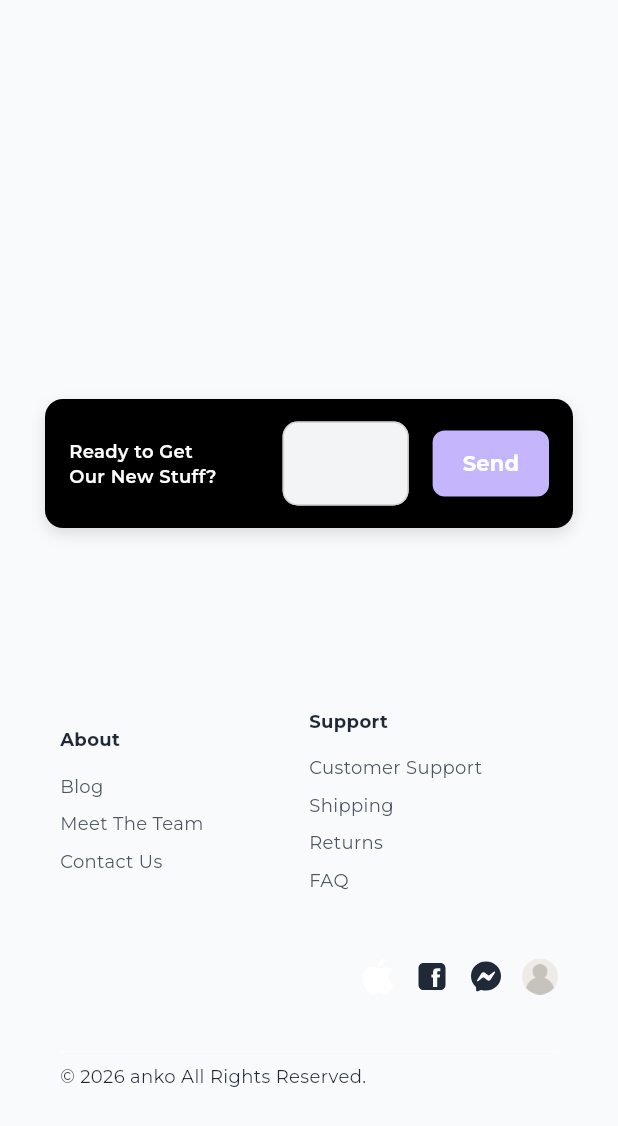
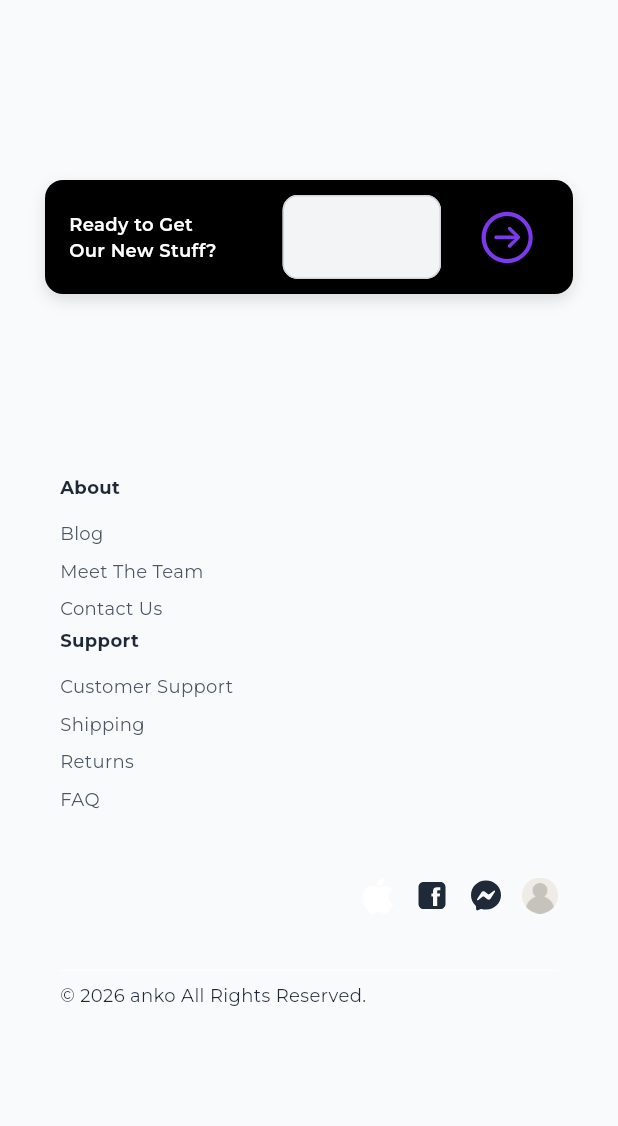
Before and after one commit to wolverine221/krypton_io_ui, a Flutter app: the PageSeven widget shown alone on an empty page, opened directly, on a phone screen of 412 x 824 dp. Shown: the top 1126 px of the screen. Run offline on Flutter 3.47's test engine with Material 3 defaults, Android fonts, the phone set to English and light mode, and no system bars; our stand-ins replace equatable, flutter_bloc, flutter_svg, get, google_fonts, shared_preferences; accounts and stored records are empty.

Commit message:
push all

```diff
--- a/lib/presentation/screens/PageSeven/PageSeven.dart
+++ b/lib/presentation/screens/PageSeven/PageSeven.dart
@@ -1,10 +1,10 @@
+import 'package:flutter/cupertino.dart';
 import 'package:flutter/material.dart';
 import 'package:flutter_svg/flutter_svg.dart';
 import 'package:untitled/core/app_icons/app_icons.dart';
 import 'package:untitled/core/app_theme/app_colors/appcolors.dart';
 import 'package:untitled/core/app_textstyle/appTextStyle.dart';
 import 'package:untitled/core/app_universal/app_universal.dart';
-import 'package:untitled/presentation/widgets/CustomButton/CustomButton.dart';
 import 'package:untitled/presentation/widgets/CustomTextFormField/CustomTextFormField.dart';
 import 'package:untitled/presentation/widgets/custom_container/custom_container.dart';
 
@@ -16,14 +16,18 @@ class PageSeven extends StatelessWidget {
     final appColors = Theme.of(context).extension<AppColors>()!;
     final emailController = TextEditingController();
 
-    return Column(
-      mainAxisSize: MainAxisSize.max,
+    return LayoutBuilder(
+      builder: (context, constraints) {
+        return SingleChildScrollView(
+          child: ConstrainedBox(
+            constraints: BoxConstraints(minHeight: constraints.maxHeight),
+            child: Column(
+              crossAxisAlignment: CrossAxisAlignment.stretch,
               children: [
-        const Spacer(),
+                const SizedBox(height: 60),
 
                 /// ===== Subscribe / Call-to-action Section =====
                 CustomContainer(
-          flex: 1,
                   outerPadding: const EdgeInsets.symmetric(horizontal: 30.0, vertical: 60),
                   color: appColors.backgroundColorBlack,
                   child: Row(
@@ -34,7 +38,7 @@ class PageSeven extends StatelessWidget {
                         flex: 2,
                         child: Text(
                           "Ready to Get\nOur New Stuff?",
-                  style: AppTextStyle.xsSemiBold(context: context, color: appColors.white),
+                          style: AppTextStyle.mSemiBold(context: context, color: appColors.white),
                         ),
                       ),
                       const SizedBox(width: 24),
@@ -53,7 +57,16 @@ class PageSeven extends StatelessWidget {
                               ),
                             ),
                             const SizedBox(width: 16),
-                    CustomButton(text: "Send", onPressed: () {}),
+                            IconButton(
+                              onPressed: () {
+                                debugPrint("Subscribe: ${emailController.text}");
+                              },
+                              icon: Icon(
+                                CupertinoIcons.arrow_right_circle,
+                                color: appColors.appPrimary,
+                                size: 40,
+                              ),
+                            ),
                           ],
                         ),
                       ),
@@ -61,10 +74,8 @@ class PageSeven extends StatelessWidget {
                   ),
                 ),
 
-        /// ===== Footer Links & Info =====
-        Expanded(
-          flex: 2,
-          child: Container(
+                /// ===== Footer Section =====
+                Container(
                   color: appColors.backgroundColor.withOpacity(0.4),
                   padding: const EdgeInsets.symmetric(horizontal: 40, vertical: 60),
                   child: Column(
@@ -79,18 +90,25 @@ class PageSeven extends StatelessWidget {
                     ],
                   ),
                 ),
+              ],
             ),
-      ],
+          ),
+        );
+      },
     );
   }
 
   /// Footer Columns
   Widget footerColumns(BuildContext context, AppColors appColors) {
-    return Row(
-      mainAxisAlignment: MainAxisAlignment.center,
-      crossAxisAlignment: CrossAxisAlignment.center,
+    return LayoutBuilder(
+      builder: (context, constraints) {
+        final isMobile = constraints.maxWidth < 700;
+        return Flex(
+          direction: isMobile ? Axis.vertical : Axis.horizontal,
+          mainAxisAlignment: MainAxisAlignment.spaceBetween,
+          crossAxisAlignment: CrossAxisAlignment.start,
           children: [
-        Expanded(
+            Flexible(
               flex: 1,
               child: Column(
                 crossAxisAlignment: CrossAxisAlignment.start,
@@ -106,7 +124,9 @@ class PageSeven extends StatelessWidget {
                 ],
               ),
             ),
-        Expanded(
+            if (!isMobile) const SizedBox(width: 40),
+            Flexible(
+              flex: 1,
               child: Column(
                 crossAxisAlignment: CrossAxisAlignment.start,
                 children: [
@@ -123,6 +143,8 @@ class PageSeven extends StatelessWidget {
               ),
             ),
           ],
+        );
+      },
     );
   }
 
--- a/lib/presentation/widgets/CustomButton/CustomButton.dart
+++ b/lib/presentation/widgets/CustomButton/CustomButton.dart
@@ -19,10 +19,11 @@ class CustomButton extends StatelessWidget {
   Widget build(BuildContext context) {
     final appColors = Theme.of(context).extension<AppColors>();
 
-    return ElevatedButton(
+    return Container(
+      child: ElevatedButton(
         onPressed: onPressed,
         style: ElevatedButton.styleFrom(
-        backgroundColor: backgroundColor ?? appColors?.appPrimaryLight ?? Colors.blue,
+          backgroundColor: backgroundColor ?? appColors?.appPrimary ?? Colors.blue,
           padding: const EdgeInsets.symmetric(horizontal: 20, vertical: 12),
           shape: RoundedRectangleBorder(borderRadius: BorderRadius.circular(8)),
         ),
@@ -30,6 +31,7 @@ class CustomButton extends StatelessWidget {
           text,
           style: TextStyle(color: textColor, fontWeight: FontWeight.bold),
         ),
+      ),
     );
   }
 }
```
Lines whose indentation alone changed are shown as unchanged.
